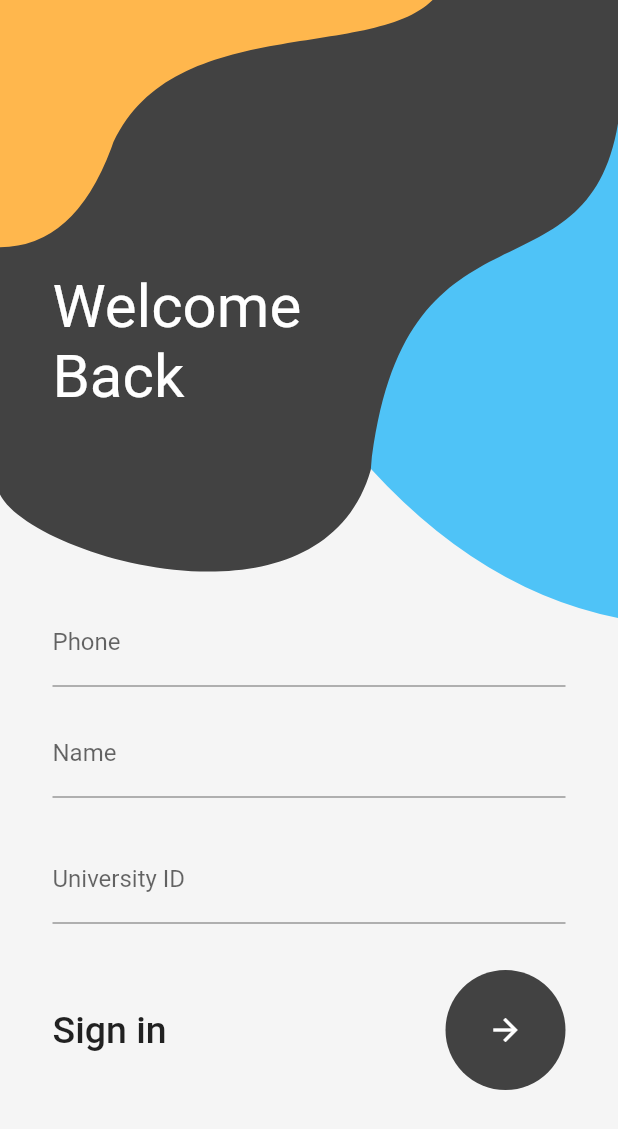
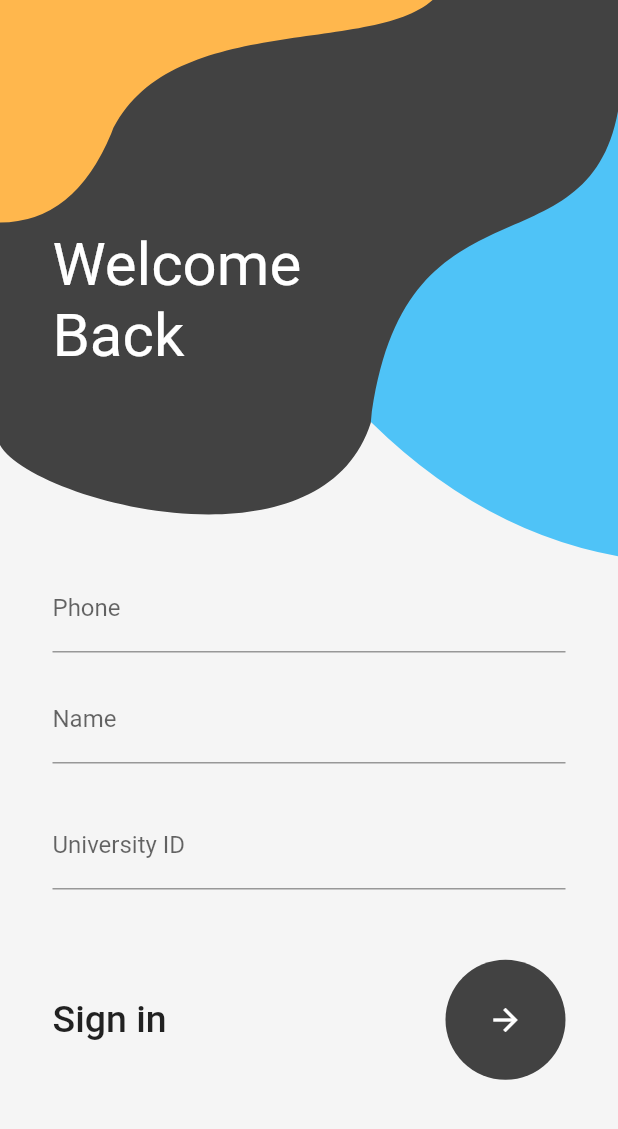
Before and after one commit to MohamedElmeligy/NU-turn, a Flutter app: the screen it shows after launch, after a tap on the "arrow forward" icon, on a phone screen of 412 x 824 dp. Shown: the top 1129 px of the screen. Run offline on Flutter 3.47's test engine with Material 2 defaults, Android fonts, the phone set to English and light mode, and no system bars; our stand-ins replace cloud_firestore, firebase_auth, google_maps_flutter, location, pin_code_text_field, shared_preferences; accounts and stored records are empty.

Commit message:
auth v2.3

```diff
--- a/lib/screens/auth_screen.dart
+++ b/lib/screens/auth_screen.dart
@@ -14,6 +14,8 @@ class LoginPage extends StatefulWidget {
 class _LoginPageState extends State<LoginPage> {
   @override
   Widget build(BuildContext context) {
+    double screenHeight = MediaQuery.of(context).size.height;
+    double screenWidth = MediaQuery.of(context).size.width;
     return Scaffold(
       resizeToAvoidBottomInset: false,
       body: Consumer<Auth>(
@@ -72,10 +74,7 @@ class _LoginPageState extends State<LoginPage> {
 
             auth.setProfile(_user);
             if (!_showPins)
-              await auth.automaticSignIn();
-            else
-              await auth.manualSignIn();
-
+              await auth.automaticSignIn().then((onValue) {
                 if (_showDialog) {
                   //show errorDialog
                   errorDialog(_errorMsg);
@@ -89,11 +88,28 @@ class _LoginPageState extends State<LoginPage> {
                     MaterialPageRoute(builder: (context) => MapScreen()),
                   );
                 }
+              });
+            else
+              await auth.manualSignIn().then((onValue) {
+                if (_showDialog) {
+                  //show errorDialog
+                  errorDialog(_errorMsg);
+                  auth.setShowDialog(false);
+                }
+
+                if (_loggedIn) {
+                  //Navigate
+                  Navigator.pushReplacement(
+                    context,
+                    MaterialPageRoute(builder: (context) => MapScreen()),
+                  );
+                }
+              });
           }
 
           _getSignIn(context) {
-            return Expanded(
-              flex: 1,
+            return Container(
+              height: screenHeight * 0.15,
               child: Row(
                 mainAxisAlignment: MainAxisAlignment.spaceBetween,
                 children: <Widget>[
@@ -120,8 +136,8 @@ class _LoginPageState extends State<LoginPage> {
           }
 
           _getTextFields() {
-            return Expanded(
-              flex: 4,
+            return Container(
+              height: screenHeight * 0.45,
               child: Column(
                 mainAxisAlignment: MainAxisAlignment.end,
                 children: <Widget>[
@@ -182,9 +198,11 @@ class _LoginPageState extends State<LoginPage> {
           }
 
           _getPinField() {
-            return Expanded(
-              flex: 4,
+            return Container(
+              height: screenHeight * 0.45,
               child: Center(
+                child: Container(
+                  height: 70,
                   child: PinCodeTextField(
                     pinBoxWidth: 30,
                     pinBoxHeight: 50,
@@ -197,7 +215,8 @@ class _LoginPageState extends State<LoginPage> {
                     maxLength: 6,
                     pinTextAnimatedSwitcherTransition:
                         ProvidedPinBoxTextAnimation.scalingTransition,
-                  pinTextAnimatedSwitcherDuration: Duration(milliseconds: 200),
+                    pinTextAnimatedSwitcherDuration:
+                        Duration(milliseconds: 200),
                     highlightAnimationBeginColor: Colors.blue,
                     highlightAnimationEndColor: Colors.black87,
                     highlightAnimationDuration: Duration(milliseconds: 1000),
@@ -207,20 +226,36 @@ class _LoginPageState extends State<LoginPage> {
                     },
                   ),
                 ),
+              ),
             );
           }
 
           _getCircle() {
-            return Expanded(
-              flex: 4,
+            return Container(
+              height: screenHeight * 0.5,
               child: Center(
                 child: CircularProgressIndicator(),
               ),
             );
           }
 
+          _getHeader() {
             return Container(
-            height: MediaQuery.of(context).size.height,
+              height: screenHeight * 0.3,
+              child: Container(
+                alignment: Alignment.bottomLeft,
+                child: Text(
+                  'Welcome\nBack',
+                  style: TextStyle(color: Colors.white, fontSize: 40),
+                ),
+              ),
+            );
+          }
+
+          return Scaffold(
+            backgroundColor: Colors.grey.shade100,
+            body: SingleChildScrollView(
+              physics: NeverScrollableScrollPhysics(),
               child: Form(
                 key: _form,
                 child: CustomPaint(
@@ -234,16 +269,15 @@ class _LoginPageState extends State<LoginPage> {
                             _getHeader(),
                             _loading
                                 ? _getCircle()
-                              : !_showPins ? _getTextFields() : _getPinField(),
+                                : !_showPins
+                                    ? _getTextFields()
+                                    : _getPinField(),
                             _getSignIn(context),
-                          _getBottomRow(),
                           ],
                         ),
                       ),
-                    // _loading
-                    //     ? Center(child: CircularProgressIndicator())
-                    //     : Container(),
                     ],
+                  ),
                 ),
               ),
             ),
@@ -252,26 +286,6 @@ class _LoginPageState extends State<LoginPage> {
       ),
     );
   }
-}
-
-_getBottomRow() {
-  return Expanded(
-    flex: 1,
-    child: SizedBox(),
-  );
-}
-
-_getHeader() {
-  return Expanded(
-    flex: 3,
-    child: Container(
-      alignment: Alignment.bottomLeft,
-      child: Text(
-        'Welcome\nBack',
-        style: TextStyle(color: Colors.white, fontSize: 40),
-      ),
-    ),
-  );
 }
 
 class BackgroundSignIn extends CustomPainter {
```
Lines whose indentation alone changed are shown as unchanged.
